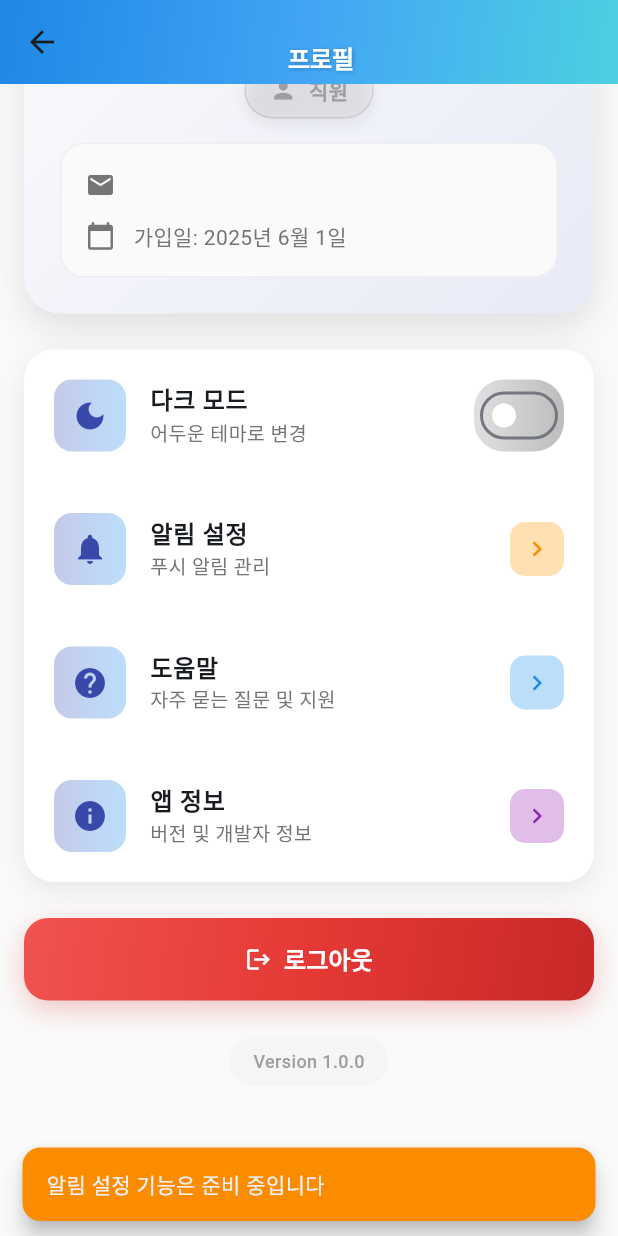
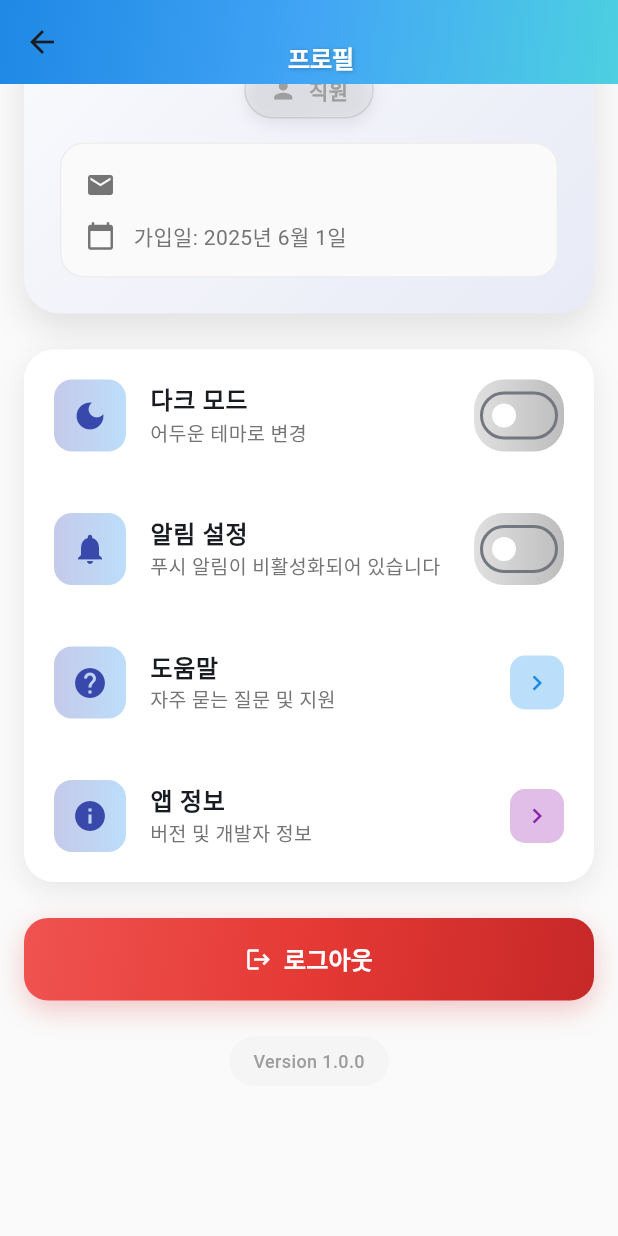
Before and after one commit to silverithm/frontend-app, a Flutter app: the ProfileScreen screen opened directly, scrolled down 247 dp, after a tap on "알림 설정", on a phone screen of 412 x 824 dp. Run offline on Flutter 3.47's test engine with Material 3 defaults, Android fonts, the phone set to English and light mode, and no system bars; our stand-ins replace shared_preferences; accounts and stored records are empty; network calls fail.

Commit message:
feat: 알림 ui 수정

```diff
--- a/lib/screens/profile_screen.dart
+++ b/lib/screens/profile_screen.dart
@@ -17,6 +17,7 @@ class _ProfileScreenState extends State<ProfileScreen>
   late AnimationController _animationController;
   late Animation<double> _fadeAnimation;
   late Animation<Offset> _slideAnimation;
+  bool _notificationsEnabled = true;
 
   @override
   void initState() {
@@ -475,30 +476,75 @@ class _ProfileScreenState extends State<ProfileScreen>
                           _buildSettingTile(
                             icon: Icons.notifications,
                             title: '알림 설정',
-                            subtitle: '푸시 알림 관리',
+                            subtitle: _notificationsEnabled
+                                ? '푸시 알림이 활성화되어 있습니다'
+                                : '푸시 알림이 비활성화되어 있습니다',
                             trailing: Container(
-                              padding: const EdgeInsets.all(8),
                               decoration: BoxDecoration(
-                                color: Colors.orange.shade100,
-                                borderRadius: BorderRadius.circular(10),
+                                gradient: LinearGradient(
+                                  colors: _notificationsEnabled
+                                      ? [
+                                          Colors.blue.shade400,
+                                          Colors.blue.shade600,
+                                        ]
+                                      : [
+                                          Colors.grey.shade300,
+                                          Colors.grey.shade400,
+                                        ],
                                 ),
-                              child: Icon(
-                                Icons.chevron_right,
-                                color: Colors.orange.shade600,
-                                size: 20,
+                                borderRadius: BorderRadius.circular(20),
+                                boxShadow: _notificationsEnabled
+                                    ? [
+                                        BoxShadow(
+                                          color: Colors.blue.shade300
+                                              .withOpacity(0.4),
+                                          blurRadius: 8,
+                                          offset: const Offset(0, 2),
                                         ),
+                                      ]
+                                    : null,
                               ),
-                            onTap: () {
+                              child: Switch(
+                                value: _notificationsEnabled,
+                                onChanged: (value) {
+                                  setState(() {
+                                    _notificationsEnabled = value;
+                                  });
+
+                                  // 알림 상태에 따른 스낵바 표시
                                   ScaffoldMessenger.of(context).showSnackBar(
                                     SnackBar(
-                                  content: const Text('알림 설정 기능은 준비 중입니다'),
-                                  backgroundColor: Colors.orange.shade600,
+                                      content: Text(
+                                        _notificationsEnabled
+                                            ? '알림이 활성화되었습니다'
+                                            : '알림이 비활성화되었습니다',
+                                      ),
+                                      backgroundColor: _notificationsEnabled
+                                          ? Colors.blue.shade600
+                                          : Colors.grey.shade600,
                                       behavior: SnackBarBehavior.floating,
                                       shape: RoundedRectangleBorder(
                                         borderRadius: BorderRadius.circular(12),
                                       ),
+                                      action: SnackBarAction(
+                                        label: '확인',
+                                        textColor: Colors.white,
+                                        onPressed: () {},
+                                      ),
                                     ),
                                   );
+                                },
+                                activeColor: Colors.white,
+                                inactiveThumbColor: Colors.white,
+                                trackColor: MaterialStateProperty.all(
+                                  Colors.transparent,
+                                ),
+                              ),
+                            ),
+                            onTap: () {
+                              setState(() {
+                                _notificationsEnabled = !_notificationsEnabled;
+                              });
                             },
                           ),
 
```
Also changed, not shown: lib/screens/my_vacation_screen.dart (+12 -4 lines). Lines whose indentation alone changed are shown as unchanged.
